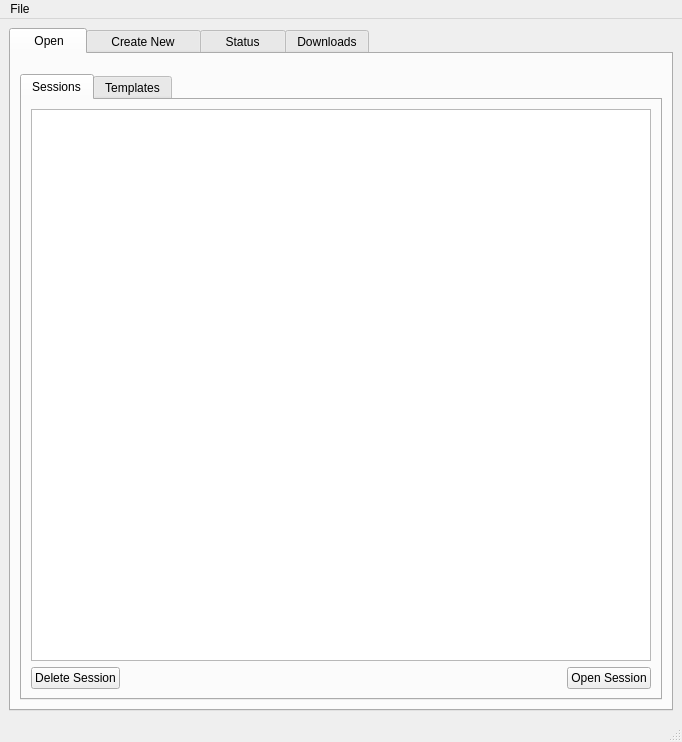
Qt form oostudio/OOStudioBase.ui (ccherrett/oom) before a commit.
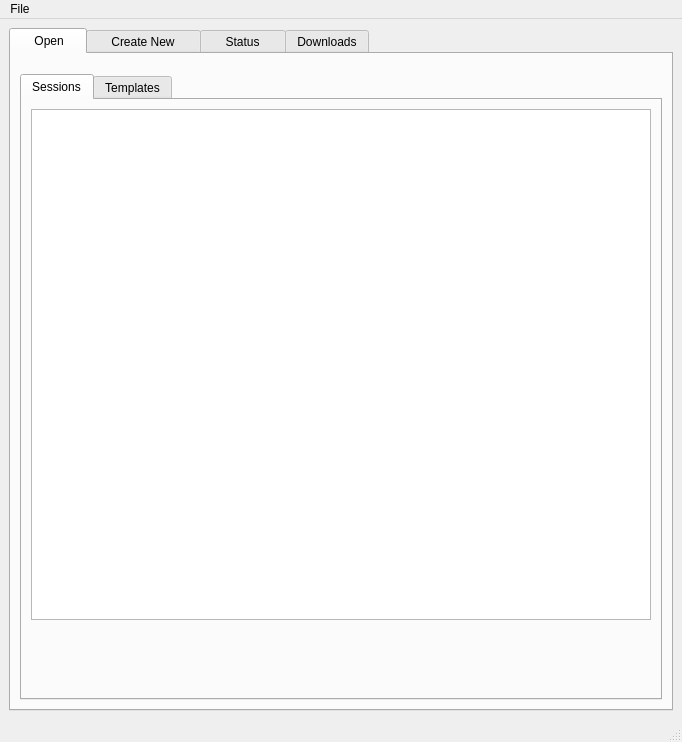
The same form after that commit.

Commit message: OOStudio: Added new open and delete buttons to Open tab

Diff of the .ui file:
```diff
--- a/oostudio/OOStudioBase.ui
+++ b/oostudio/OOStudioBase.ui
@@ -81,9 +81,18 @@
             <item>
              <layout class="QHBoxLayout" name="horizontalLayout_2">
               <item>
-               <widget class="QPushButton" name="m_btnDeleteSession">
+               <widget class="QToolButton" name="m_btnDeleteSession">
                 <property name="text">
-                 <string>Delete Session</string>
+                 <string/>
+                </property>
+                <property name="iconSize">
+                 <size>
+                  <width>160</width>
+                  <height>56</height>
+                 </size>
+                </property>
+                <property name="autoRaise">
+                 <bool>true</bool>
                 </property>
                </widget>
               </item>
@@ -101,12 +110,21 @@
                </spacer>
               </item>
               <item>
-               <widget class="QPushButton" name="m_btnLoadSession">
+               <widget class="QToolButton" name="m_btnLoadSession">
                 <property name="toolTip">
                  <string>Open oomidi with the selected session</string>
                 </property>
                 <property name="text">
-                 <string>Open Session</string>
+                 <string/>
+                </property>
+                <property name="iconSize">
+                 <size>
+                  <width>160</width>
+                  <height>56</height>
+                 </size>
+                </property>
+                <property name="autoRaise">
+                 <bool>true</bool>
                 </property>
                </widget>
               </item>
```
Left out of the diff: 26 changed lines with no effect on the pictures. The commit also changes 2 other files.
